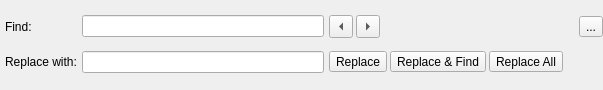
Above: src/plugins/find/findwidget.ui from qt-creator/qt-creator before the change. Below: the same form after it.
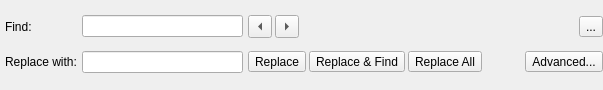
That is the form after the change. Custom widgets are drawn as their Qt base class.

Commit message:
Add "Advanced..." button to find tool bar that opens the search dialog.
We had multiple cases where people were assuming that you can't do
project wide search/replace, because they tried Ctrl+f and that is only
single file.

Diff of the .ui file:
```diff
--- a/src/plugins/find/findwidget.ui
+++ b/src/plugins/find/findwidget.ui
@@ -168,6 +168,16 @@
        </property>
       </spacer>
      </item>
+     <item>
+      <widget class="QToolButton" name="advancedButton">
+       <property name="text">
+        <string>Advanced...</string>
+       </property>
+       <property name="toolButtonStyle">
+        <enum>Qt::ToolButtonTextOnly</enum>
+       </property>
+      </widget>
+     </item>
     </layout>
    </item>
   </layout>
```
The commit also changes 3 other files.
